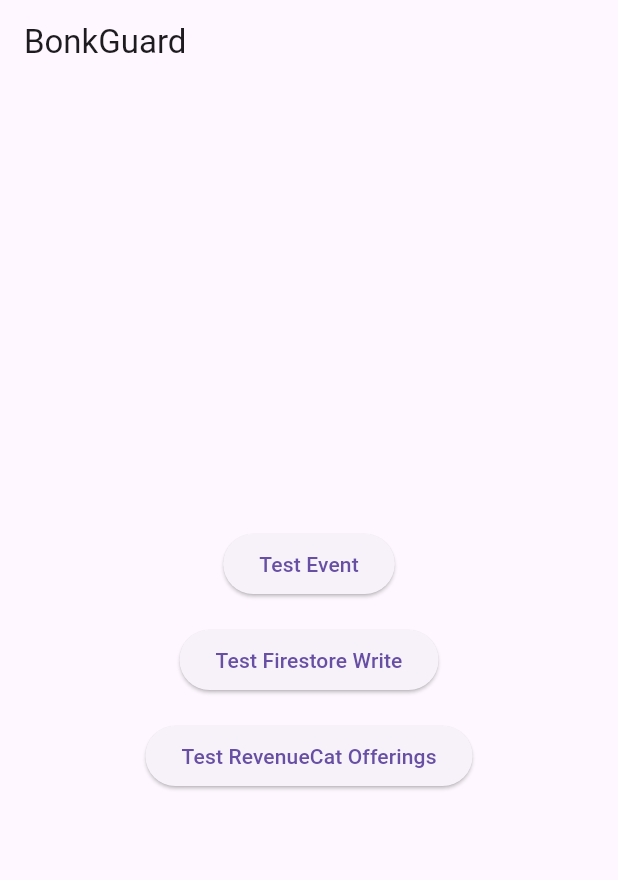
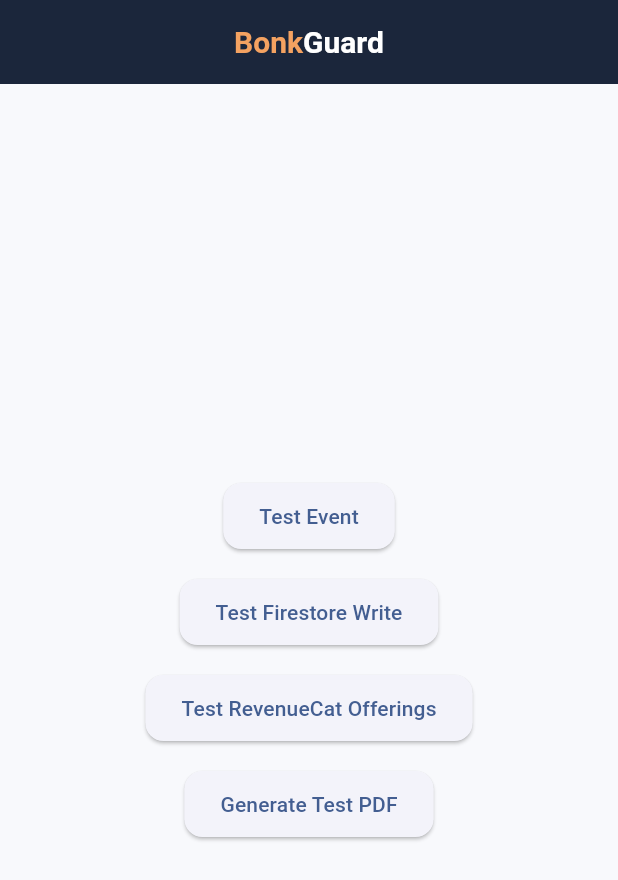
Before and after one commit to jonathan-valdivia/bonkguard-app, a Flutter app: the screen it shows after launch, on a phone screen of 412 x 824 dp. Shown: the top 880 px of the screen. Run offline on Flutter 3.47's test engine with Material 3 defaults, Android fonts, the light colour scheme and no system bars; our stand-ins replace cloud_firestore, firebase_analytics, firebase_core, firebase_crashlytics, pdf, printing; missing offline and left inert: purchases_flutter; accounts and stored records are empty.

Commit message:
Add basic theme and logo

```diff
--- /dev/null
+++ b/lib/app_theme.dart
@@ -0,0 +1,54 @@
+import 'package:flutter/material.dart';
+
+// Colors
+class AppColors {
+  // Main brand colors
+  static const primary = Color(0xFF1B263B); // deep navy
+  static const primaryDark = Color(0xFF0D1B2A);
+  static const accent = Color(0xFFF4A261); // warm orange
+
+  // Neutrals
+  static const background = Color(0xFFF8F9FC);
+  static const surface = Colors.white;
+
+  // Text
+  static const textPrimary = Color(0xFF111827);
+  static const textSecondary = Color(0xFF6B7280);
+}
+
+// Logo
+class BonkGuardLogo extends StatelessWidget {
+  const BonkGuardLogo({
+    super.key,
+    this.fontSize = 20,
+    this.onLightBackground = false,
+  });
+
+  final double fontSize;
+  final bool onLightBackground;
+
+  @override
+  Widget build(BuildContext context) {
+    final baseStyle = TextStyle(
+      fontSize: fontSize,
+      fontWeight: FontWeight.bold,
+    );
+
+    final guardColor = onLightBackground ? AppColors.textPrimary : Colors.white;
+
+    return RichText(
+      text: TextSpan(
+        children: [
+          TextSpan(
+            text: 'Bonk',
+            style: baseStyle.copyWith(color: AppColors.accent),
+          ),
+          TextSpan(
+            text: 'Guard',
+            style: baseStyle.copyWith(color: guardColor),
+          ),
+        ],
+      ),
+    );
+  }
+}
--- a/lib/main.dart
+++ b/lib/main.dart
@@ -1,5 +1,5 @@
 import 'dart:async';
-import 'dart:io' show Platform;
+import 'app_theme.dart';
 
 import 'package:flutter/material.dart';
 import 'package:firebase_core/firebase_core.dart';
@@ -8,6 +8,10 @@ import 'package:firebase_crashlytics/firebase_crashlytics.dart';
 import 'package:firebase_analytics/firebase_analytics.dart';
 import 'package:cloud_firestore/cloud_firestore.dart';
 import 'package:purchases_flutter/purchases_flutter.dart';
+// imports for PDF printing:
+import 'package:pdf/widgets.dart' as pw;
+import 'package:pdf/pdf.dart';
+import 'package:printing/printing.dart';
 
 final FirebaseAnalytics analytics = FirebaseAnalytics.instance;
 
@@ -48,8 +52,43 @@ class BonkGuardApp extends StatelessWidget {
     return MaterialApp(
       title: 'BonkGuard',
       debugShowCheckedModeBanner: false,
-      home: Scaffold(
-        appBar: AppBar(title: const Text('BonkGuard')),
+      theme: ThemeData(
+        useMaterial3: true,
+        colorScheme: ColorScheme.fromSeed(
+          seedColor: AppColors.primary,
+          brightness: Brightness.light,
+        ),
+        scaffoldBackgroundColor: AppColors.background,
+        appBarTheme: const AppBarTheme(
+          backgroundColor: AppColors.primary,
+          foregroundColor: Colors.white,
+          centerTitle: true,
+          elevation: 0,
+        ),
+        elevatedButtonTheme: ElevatedButtonThemeData(
+          style: ElevatedButton.styleFrom(
+            padding: const EdgeInsets.symmetric(horizontal: 24, vertical: 12),
+            shape: RoundedRectangleBorder(
+              borderRadius: BorderRadius.circular(12),
+            ),
+          ),
+        ),
+        textTheme: const TextTheme(
+          bodyMedium: TextStyle(color: AppColors.textPrimary, fontSize: 16),
+        ),
+      ),
+      home: const HomeScreen(),
+    );
+  }
+}
+
+class HomeScreen extends StatelessWidget {
+  const HomeScreen({super.key});
+
+  @override
+  Widget build(BuildContext context) {
+    return Scaffold(
+      appBar: AppBar(title: const BonkGuardLogo()),
       body: Center(
         child: Column(
           mainAxisAlignment: MainAxisAlignment.center,
@@ -68,9 +107,7 @@ class BonkGuardApp extends StatelessWidget {
             ElevatedButton(
               onPressed: () async {
                 try {
-                    await FirebaseFirestore.instance
-                        .collection('devTests')
-                        .add({
+                  await FirebaseFirestore.instance.collection('devTests').add({
                     'createdAt': DateTime.now(),
                     'note': 'Hello from BonkGuard Firestore test',
                   });
@@ -104,10 +141,58 @@ class BonkGuardApp extends StatelessWidget {
               },
               child: const Text('Test RevenueCat Offerings'),
             ),
+            const SizedBox(height: 16),
+            ElevatedButton(
+              onPressed: () async {
+                await generateTestPdf();
+              },
+              child: const Text('Generate Test PDF'),
+            ),
           ],
-          ),
         ),
       ),
     );
   }
 }
+
+// Generate PDF method
+Future<void> generateTestPdf() async {
+  final pdf = pw.Document();
+
+  pdf.addPage(
+    pw.Page(
+      build: (pw.Context context) {
+        return pw.Column(
+          crossAxisAlignment: pw.CrossAxisAlignment.start,
+          children: [
+            pw.Text(
+              'BonkGuard Fuel Plan **TEST**',
+              style: pw.TextStyle(fontSize: 24, fontWeight: pw.FontWeight.bold),
+            ),
+            pw.SizedBox(height: 16),
+            pw.Text('This is a test PDF from the BonkGuard app.'),
+            pw.SizedBox(height: 24),
+            pw.TableHelper.fromTextArray(
+              headers: ['Time', 'Fuel'],
+              data: const [
+                ['00:15', 'Gel'],
+                ['00:30', 'Drink Mix'],
+                ['00:45', 'Chews'],
+                ['01:00', 'Bar'],
+              ],
+              headerStyle: pw.TextStyle(fontWeight: pw.FontWeight.bold),
+              cellAlignment: pw.Alignment.centerLeft,
+              headerDecoration: const pw.BoxDecoration(
+                color: PdfColors.grey300,
+              ),
+              cellHeight: 24,
+            ),
+          ],
+        );
+      },
+    ),
+  );
+
+  // This opens the system preview / print dialog
+  await Printing.layoutPdf(onLayout: (format) async => pdf.save());
+}
```
Lines whose indentation alone changed are shown as unchanged.
